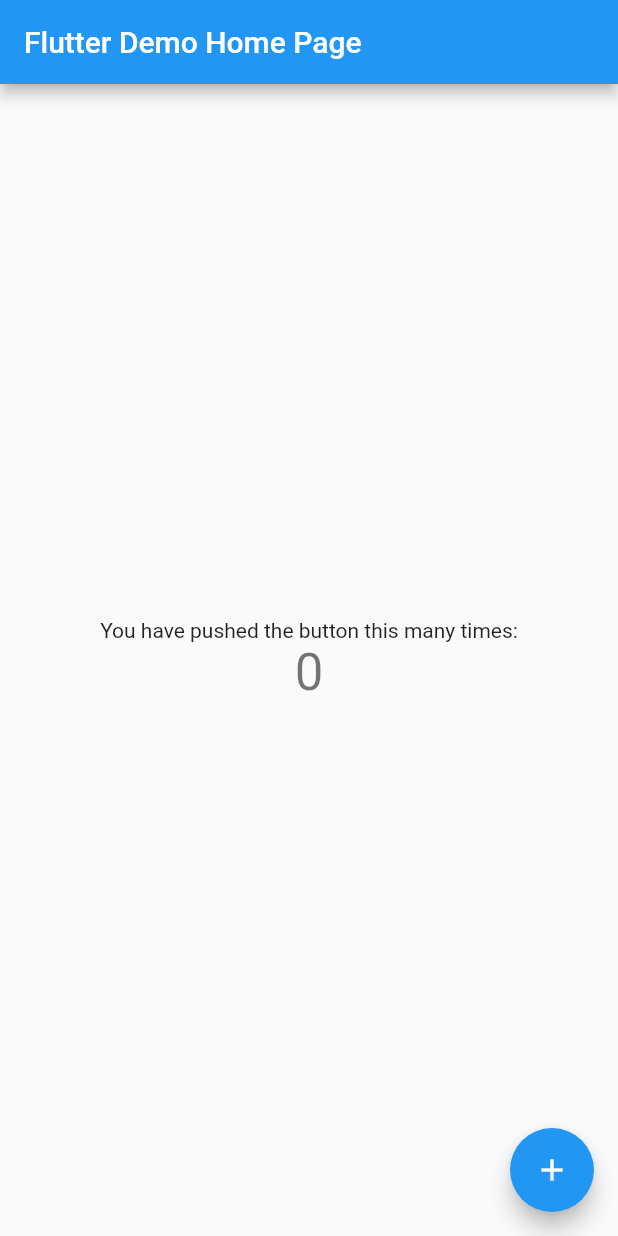
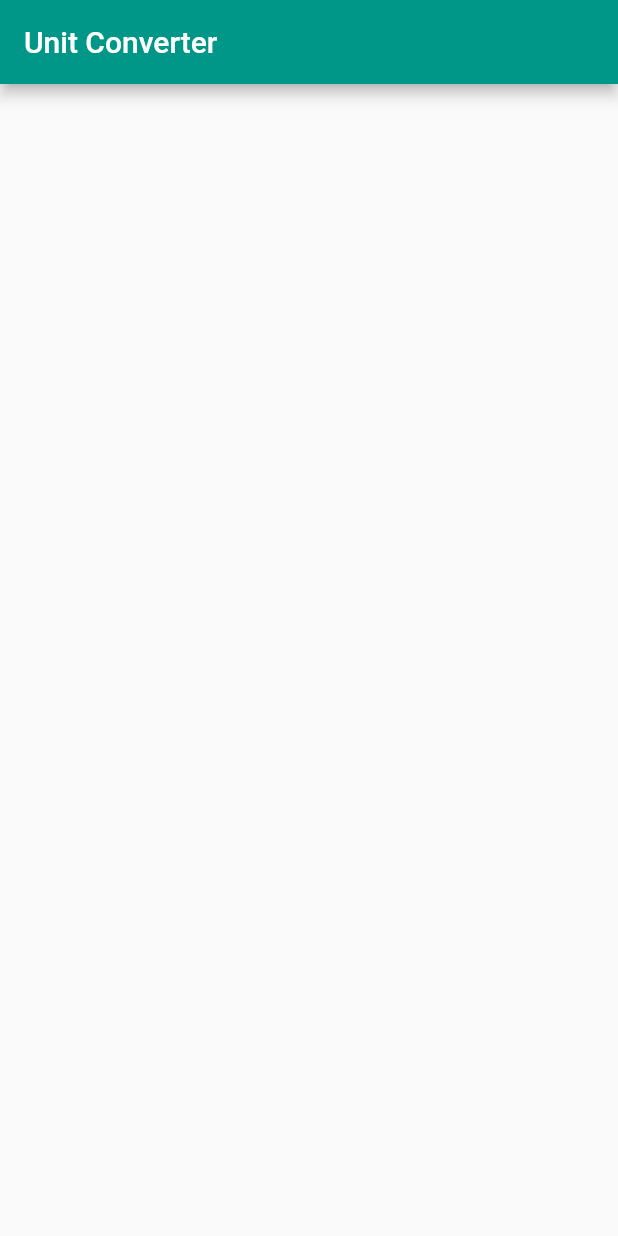
Before and after one commit to CillianMyles/unit-converter, a Flutter app: the screen it shows after launch, on a phone screen of 412 x 824 dp. Run offline on Flutter 3.47's test engine with Material 2 defaults, Android fonts, the phone set to English and light mode, and no system bars.

Commit message:
Remove hello world stuff to start w/ blank canvas;

```diff
--- a/lib/main.dart
+++ b/lib/main.dart
@@ -1,111 +1,24 @@
 import 'package:flutter/material.dart';
 
-void main() => runApp(MyApp());
+const _appName = 'Unit Converter';
 
-class MyApp extends StatelessWidget {
+void main() => runApp(UnitConverterApp());
+
+class UnitConverterApp extends StatelessWidget {
   // This widget is the root of your application.
   @override
   Widget build(BuildContext context) {
     return MaterialApp(
-      title: 'Flutter Demo',
+      debugShowCheckedModeBanner: false,
+      title: _appName,
       theme: ThemeData(
-        // This is the theme of your application.
-        //
-        // Try running your application with "flutter run". You'll see the
-        // application has a blue toolbar. Then, without quitting the app, try
-        // changing the primarySwatch below to Colors.green and then invoke
-        // "hot reload" (press "r" in the console where you ran "flutter run",
-        // or simply save your changes to "hot reload" in a Flutter IDE).
-        // Notice that the counter didn't reset back to zero; the application
-        // is not restarted.
-        primarySwatch: Colors.blue,
+        primarySwatch: Colors.teal,
       ),
-      home: MyHomePage(title: 'Flutter Demo Home Page'),
+      home: Scaffold(
+        appBar: AppBar(
+          title: Text(_appName),
+        ),
+      ),
     );
   }
 }
-
-class MyHomePage extends StatefulWidget {
-  MyHomePage({Key key, this.title}) : super(key: key);
-
-  // This widget is the home page of your application. It is stateful, meaning
-  // that it has a State object (defined below) that contains fields that affect
-  // how it looks.
-
-  // This class is the configuration for the state. It holds the values (in this
-  // case the title) provided by the parent (in this case the App widget) and
-  // used by the build method of the State. Fields in a Widget subclass are
-  // always marked "final".
-
-  final String title;
-
-  @override
-  _MyHomePageState createState() => _MyHomePageState();
-}
-
-class _MyHomePageState extends State<MyHomePage> {
-  int _counter = 0;
-
-  void _incrementCounter() {
-    setState(() {
-      // This call to setState tells the Flutter framework that something has
-      // changed in this State, which causes it to rerun the build method below
-      // so that the display can reflect the updated values. If we changed
-      // _counter without calling setState(), then the build method would not be
-      // called again, and so nothing would appear to happen.
-      _counter++;
-    });
-  }
-
-  @override
-  Widget build(BuildContext context) {
-    // This method is rerun every time setState is called, for instance as done
-    // by the _incrementCounter method above.
-    //
-    // The Flutter framework has been optimized to make rerunning build methods
-    // fast, so that you can just rebuild anything that needs updating rather
-    // than having to individually change instances of widgets.
-    return Scaffold(
-      appBar: AppBar(
-        // Here we take the value from the MyHomePage object that was created by
-        // the App.build method, and use it to set our appbar title.
-        title: Text(widget.title),
-      ),
-      body: Center(
-        // Center is a layout widget. It takes a single child and positions it
-        // in the middle of the parent.
-        child: Column(
-          // Column is also layout widget. It takes a list of children and
-          // arranges them vertically. By default, it sizes itself to fit its
-          // children horizontally, and tries to be as tall as its parent.
-          //
-          // Invoke "debug painting" (press "p" in the console, choose the
-          // "Toggle Debug Paint" action from the Flutter Inspector in Android
-          // Studio, or the "Toggle Debug Paint" command in Visual Studio Code)
-          // to see the wireframe for each widget.
-          //
-          // Column has various properties to control how it sizes itself and
-          // how it positions its children. Here we use mainAxisAlignment to
-          // center the children vertically; the main axis here is the vertical
-          // axis because Columns are vertical (the cross axis would be
-          // horizontal).
-          mainAxisAlignment: MainAxisAlignment.center,
-          children: <Widget>[
-            Text(
-              'You have pushed the button this many times:',
-            ),
-            Text(
-              '$_counter',
-              style: Theme.of(context).textTheme.display1,
-            ),
-          ],
-        ),
-      ),
-      floatingActionButton: FloatingActionButton(
-        onPressed: _incrementCounter,
-        tooltip: 'Increment',
-        child: Icon(Icons.add),
-      ), // This trailing comma makes auto-formatting nicer for build methods.
-    );
-  }
-}
```
Also changed, not shown: lib/category.dart (added), 1 other file.
